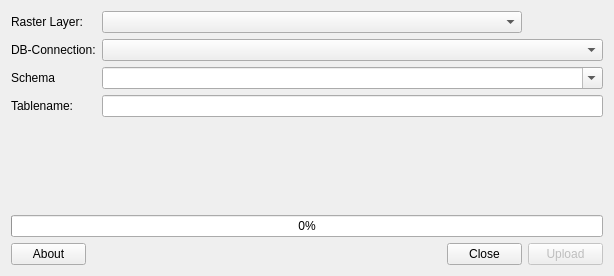
The window that pgraster_import_dialog_base.ui (hdus/pg_raster_upload) describes before a commit, drawn with Qt 5.
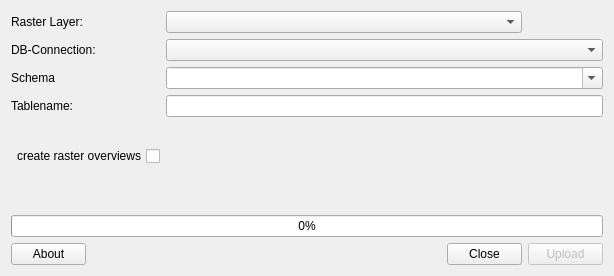
The same window after the commit. Custom widgets are drawn as their Qt base class.

Commit message: Checkbox create overviews added

```diff
--- a/pgraster_import_dialog_base.ui
+++ b/pgraster_import_dialog_base.ui
@@ -127,6 +127,19 @@
      </property>
     </widget>
    </item>
+   <item row="5" column="0">
+    <widget class="QCheckBox" name="chk_overviews">
+     <property name="layoutDirection">
+      <enum>Qt::RightToLeft</enum>
+     </property>
+     <property name="text">
+      <string>create raster overviews</string>
+     </property>
+     <property name="checked">
+      <bool>false</bool>
+     </property>
+    </widget>
+   </item>
   </layout>
  </widget>
  <customwidgets>
```
